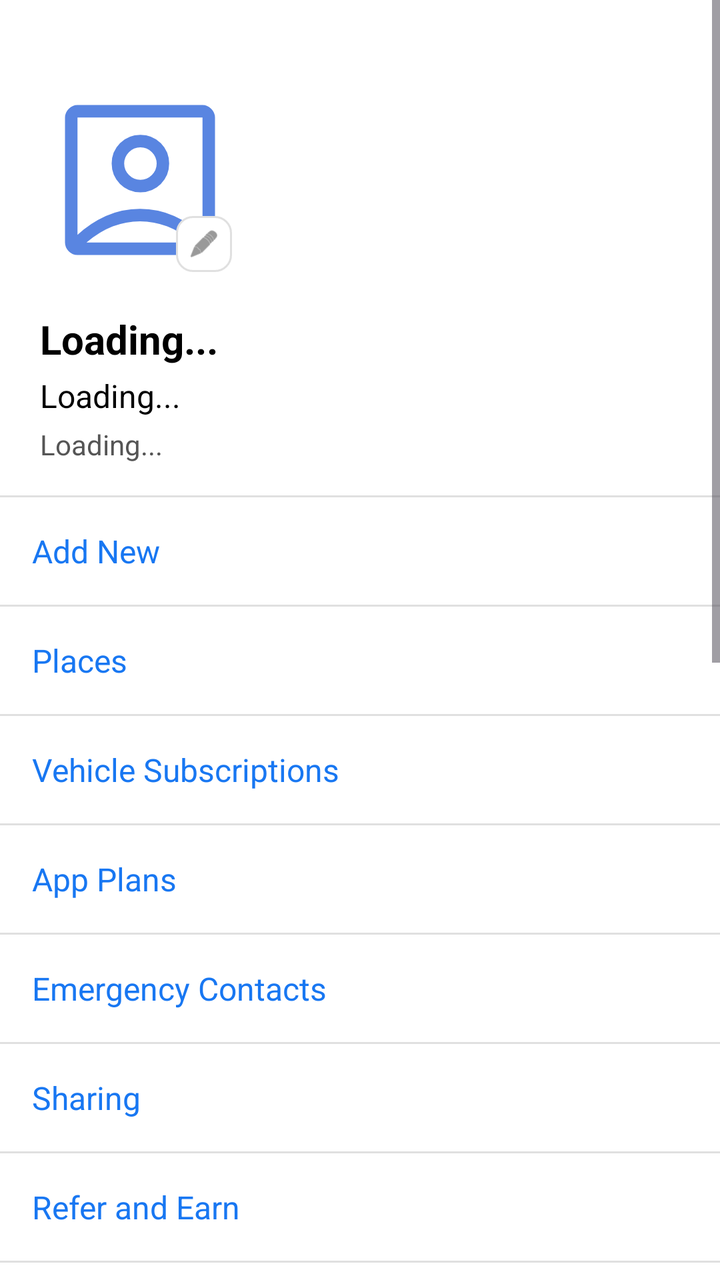
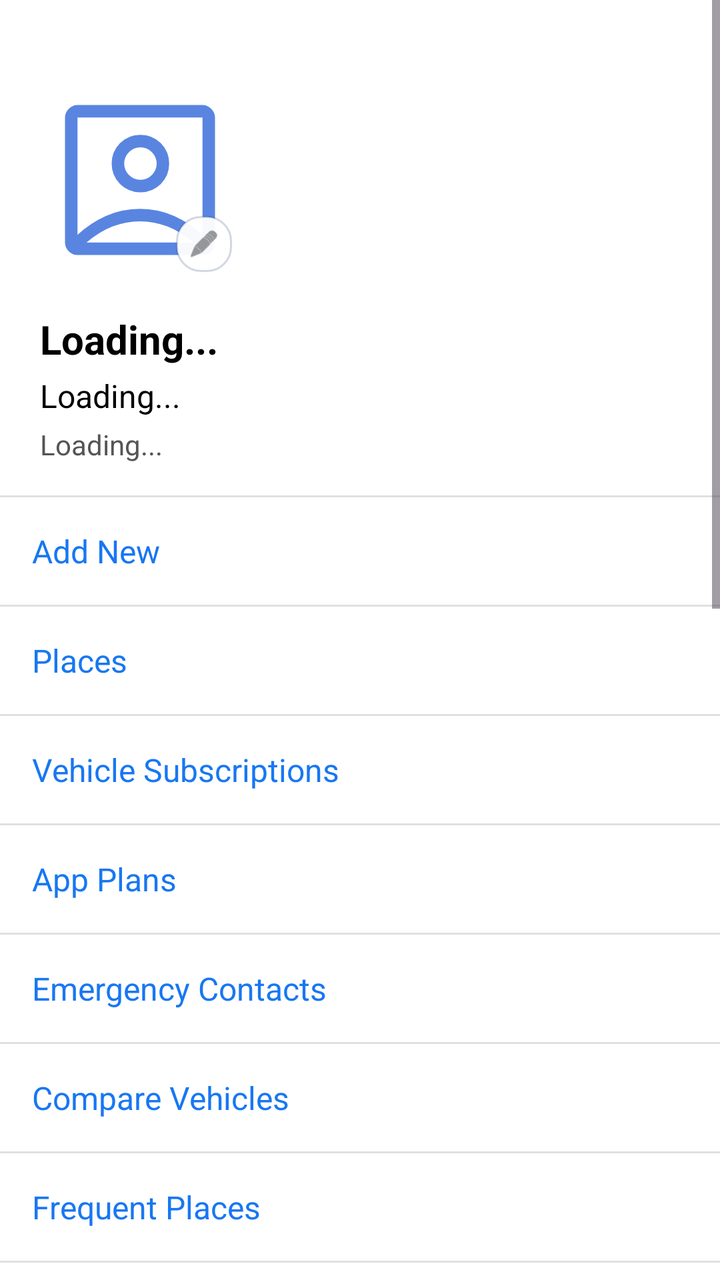

Screens rendered from an Android XML layout before and after an edit, with the pre-edit source and the edit as a unified diff.
<!-- AndroidManifest.xml: application theme Theme.LetsTrackLanka -->
<!-- res/layout/layout_drawer_menu.xml -->
<?xml version="1.0" encoding="utf-8"?>
<ScrollView xmlns:android="http://schemas.android.com/apk/res/android"
    xmlns:app="http://schemas.android.com/apk/res-auto"
    android:layout_width="300dp"
    android:layout_height="match_parent"
    android:layout_gravity="start"
    android:background="#FFFFFF"
    android:fillViewport="true">

    <LinearLayout
        android:layout_width="match_parent"
        android:layout_height="wrap_content"
        android:orientation="vertical"
        android:paddingTop="40dp"
        android:paddingBottom="20dp">

        
        <RelativeLayout
            android:layout_width="100dp"
            android:layout_height="100dp"
            android:layout_marginStart="20dp">

            <ImageView
                android:id="@+id/imgProfilePic"
                android:layout_width="match_parent"
                android:layout_height="match_parent"
                android:src="@drawable/ic_default_profile" />

            
            <ImageView
                android:id="@+id/ivEditProfileMenu"
                android:layout_width="28dp"
                android:layout_height="28dp"
                android:layout_alignParentEnd="true"
                android:layout_alignParentBottom="true"
                android:layout_marginEnd="4dp"
                android:layout_marginBottom="4dp"
                android:background="@drawable/bg_edit_text_rounded"
                android:padding="6dp"
                android:src="@android:drawable/ic_menu_edit"
                app:tint="#555555" />
        </RelativeLayout>

        
        <TextView
            android:id="@+id/tvDrawerName"
            android:layout_width="wrap_content"
            android:layout_height="wrap_content"
            android:layout_marginStart="20dp"
            android:layout_marginTop="16dp"
            android:text="Loading..."
            android:textColor="#000000"
            android:textSize="20sp"
            android:textStyle="bold" />

        <TextView
            android:id="@+id/tvDrawerPhone"
            android:layout_width="wrap_content"
            android:layout_height="wrap_content"
            android:layout_marginStart="20dp"
            android:layout_marginTop="4dp"
            android:text="Loading..."
            android:textColor="#000000"
            android:textSize="16sp" />

        <TextView
            android:id="@+id/tvDrawerEmail"
            android:layout_width="wrap_content"
            android:layout_height="wrap_content"
            android:layout_marginStart="20dp"
            android:layout_marginTop="4dp"
            android:text="Loading..."
            android:textColor="#555555"
            android:textSize="14sp" />

        <View
            android:layout_width="match_parent"
            android:layout_height="1dp"
            android:layout_marginTop="16dp"
            android:background="#E0E0E0" />

        
        <TextView android:layout_width="match_parent" android:layout_height="wrap_content" android:padding="16dp" android:id="@+id/btnMenuAddNew"
            android:text="Add New" android:textColor="#1877F2" android:textSize="16sp" />
        <View android:layout_width="match_parent" android:layout_height="1dp" android:background="#E0E0E0" />

        <TextView android:layout_width="match_parent" android:layout_height="wrap_content" android:padding="16dp" android:id="@+id/btnMenuPlaces"
            android:text="Places" android:textColor="#1877F2" android:textSize="16sp" />
        <View android:layout_width="match_parent" android:layout_height="1dp" android:background="#E0E0E0" />

        <TextView android:layout_width="match_parent" android:layout_height="wrap_content" android:padding="16dp" android:id="@+id/btnMenuVehicleSubs"
            android:text="Vehicle Subscriptions" android:textColor="#1877F2" android:textSize="16sp" />
        <View android:layout_width="match_parent" android:layout_height="1dp" android:background="#E0E0E0" />

        <TextView android:layout_width="match_parent" android:layout_height="wrap_content" android:padding="16dp" android:id="@+id/btnMenuAppSubs"
            android:text="App Plans" android:textColor="#1877F2" android:textSize="16sp" />
        <View android:layout_width="match_parent" android:layout_height="1dp" android:background="#E0E0E0" />

        
        <TextView android:layout_width="match_parent" android:layout_height="wrap_content" android:padding="16dp" android:id="@+id/btnMenuEmergencyContacts"
            android:text="Emergency Contacts" android:textColor="#1877F2" android:textSize="16sp" />
        <View android:layout_width="match_parent" android:layout_height="1dp" android:background="#E0E0E0" />

        <TextView android:layout_width="match_parent" android:layout_height="wrap_content" android:padding="16dp" android:id="@+id/btnMenuSharing"
            android:text="Sharing" android:textColor="#1877F2" android:textSize="16sp" />
        <View android:layout_width="match_parent" android:layout_height="1dp" android:background="#E0E0E0" />

        <TextView android:layout_width="match_parent" android:layout_height="wrap_content" android:padding="16dp" android:id="@+id/btnMenuRefer"
            android:text="Refer and Earn" android:textColor="#1877F2" android:textSize="16sp" />
        <View android:layout_width="match_parent" android:layout_height="1dp" android:background="#E0E0E0" />

        <TextView android:layout_width="match_parent" android:layout_height="wrap_content" android:padding="16dp" android:id="@+id/btnMenuVoiceTrack"
            android:text="VoiceTrack with Alexa" android:textColor="#1877F2" android:textSize="16sp" />
        <View android:layout_width="match_parent" android:layout_height="1dp" android:background="#E0E0E0" />

        
        <TextView android:layout_width="match_parent" android:layout_height="wrap_content" android:padding="16dp" android:id="@+id/btnMenuShop"
            android:text="Shop" android:textColor="#D32F2F" android:textSize="16sp" />
        <View android:layout_width="match_parent" android:layout_height="1dp" android:background="#E0E0E0" />

        
        <TextView android:layout_width="match_parent" android:layout_height="wrap_content" android:padding="16dp" android:id="@+id/btnMenuReports"
            android:text="Reports" android:textColor="#000000" android:textSize="16sp" />
        <View android:layout_width="match_parent" android:layout_height="1dp" android:background="#E0E0E0" />

        <TextView android:layout_width="match_parent" android:layout_height="wrap_content" android:padding="16dp" android:id="@+id/btnMenuHelpVideos"
            android:text="Help Videos" android:textColor="#000000" android:textSize="16sp" />
        <View android:layout_width="match_parent" android:layout_height="1dp" android:background="#E0E0E0" />

        <TextView android:layout_width="match_parent" android:layout_height="wrap_content" android:padding="16dp" android:id="@+id/btnMenuSettings"
            android:text="Settings" android:textColor="#000000" android:textSize="16sp" />
        <View android:layout_width="match_parent" android:layout_height="1dp" android:background="#E0E0E0" />

        <TextView android:layout_width="match_parent" android:layout_height="wrap_content" android:padding="16dp" android:id="@+id/btnMenuChatSupport"
            android:text="Chat &amp; Support" android:textColor="#000000" android:textSize="16sp" />
        <View android:layout_width="match_parent" android:layout_height="1dp" android:background="#E0E0E0" />

        <TextView android:layout_width="match_parent" android:layout_height="wrap_content" android:padding="16dp" android:id="@+id/btnMenuComplaints"
            android:text="My Complaints" android:textColor="#000000" android:textSize="16sp" />
        <View android:layout_width="match_parent" android:layout_height="1dp" android:background="#E0E0E0" />

        <TextView android:layout_width="match_parent" android:layout_height="wrap_content" android:padding="16dp" android:id="@+id/btnMenuPrivacy"
            android:text="Privacy &amp; Security" android:textColor="#000000" android:textSize="16sp" />
        <View android:layout_width="match_parent" android:layout_height="1dp" android:background="#E0E0E0" />

        <TextView android:layout_width="match_parent" android:layout_height="wrap_content" android:padding="16dp" android:id="@+id/btnMenuDeleteAccount"
            android:text="Delete account" android:textColor="#000000" android:textSize="16sp" />
        <View android:layout_width="match_parent" android:layout_height="1dp" android:background="#E0E0E0" />

        
        <TextView
            android:id="@+id/tvLogOut"
            android:layout_width="match_parent"
            android:layout_height="wrap_content"
            android:padding="16dp"
            android:text="Log out"
            android:textColor="#000000"
            android:textSize="16sp" />

        <TextView
            android:layout_width="match_parent"
            android:layout_height="wrap_content"
            android:layout_marginTop="20dp"
            android:gravity="center"
            android:text="App Version 5.1.60"
            android:textColor="#999999"
            android:textSize="14sp" />
    </LinearLayout>
</ScrollView>
<!-- resources referenced by this layout -->
<resources>
  <!-- drawable bg_edit_text_rounded (drawable) -->
  <?xml version="1.0" encoding="utf-8"?>
  <shape xmlns:android="http://schemas.android.com/apk/res/android">
      <solid android:color="#FFFFFF" />
      <corners android:radius="8dp" />
      <stroke android:width="1dp" android:color="#E0E0E0" />
  </shape>
  <!-- drawable ic_default_profile (drawable) -->
  <vector xmlns:android="http://schemas.android.com/apk/res/android"
      android:width="48dp"
      android:height="48dp"
      android:viewportWidth="960"
      android:viewportHeight="960">
    <path
        android:pathData="M180,743q60,-56 136,-90.5T480,618q88,0 164,34.5T780,743v-563L180,180v563ZM580,499q40,-40 40,-98t-40,-98q-40,-40 -98,-40t-98,40q-40,40 -40,98t40,98q40,40 98,40t98,-40ZM180,840q-24,0 -42,-18t-18,-42v-600q0,-24 18,-42t42,-18h600q24,0 42,18t18,42v600q0,24 -18,42t-42,18L180,840ZM223,780h513q-62,-53 -125.5,-77.5T480,678q-67,0 -130.5,24.5T223,780ZM427,456q-23,-23 -23,-55t23,-55q23,-23 55,-23t55,23q23,23 23,55t-23,55q-23,23 -55,23t-55,-23ZM480,461Z"
        android:fillColor="#5985E1"/>
  </vector>
  <style name="Theme.LetsTrackLanka" parent="Base.Theme.LetsTrackLanka" />
  <style name="Base.Theme.LetsTrackLanka" parent="Theme.Material3.DayNight.NoActionBar">
          <item name="colorPrimary">@color/brand_primary</item>
          <item name="colorPrimaryDark">@color/brand_primary</item>
          <item name="colorOnPrimary">@color/text_on_dark</item>
          <item name="colorSecondary">@color/brand_accent</item>
          <item name="colorOnSecondary">@color/text_on_dark</item>
  
          
          <item name="android:statusBarColor">@color/brand_primary</item>
          <item name="android:navigationBarColor">@color/surface_white</item>
      </style>
  <color name="brand_primary">#0A2463</color>
  <color name="text_on_dark">#FFFFFF</color>
  <color name="brand_accent">#1877F2</color>
  <color name="surface_white">#FFFFFF</color>
</resources>

<!-- the commit's change to res/layout/layout_drawer_menu.xml (unified diff, before → after) -->
@@ -101,6 +101,14 @@
             android:text="Emergency Contacts" android:textColor="#1877F2" android:textSize="16sp" />
         <View android:layout_width="match_parent" android:layout_height="1dp" android:background="#E0E0E0" />
 
+        <TextView android:layout_width="match_parent" android:layout_height="wrap_content" android:padding="16dp" android:id="@+id/btnMenuCompare"
+            android:text="@string/menu_compare" android:textColor="#1877F2" android:textSize="16sp" />
+        <View android:layout_width="match_parent" android:layout_height="1dp" android:background="#E0E0E0" />
+
+        <TextView android:layout_width="match_parent" android:layout_height="wrap_content" android:padding="16dp" android:id="@+id/btnMenuFrequentPlaces"
+            android:text="@string/menu_frequent_places" android:textColor="#1877F2" android:textSize="16sp" />
+        <View android:layout_width="match_parent" android:layout_height="1dp" android:background="#E0E0E0" />
+
         <TextView android:layout_width="match_parent" android:layout_height="wrap_content" android:padding="16dp" android:id="@+id/btnMenuSharing"
             android:text="Sharing" android:textColor="#1877F2" android:textSize="16sp" />
         <View android:layout_width="match_parent" android:layout_height="1dp" android:background="#E0E0E0" />
<!-- resource entries referenced after the edit -->
@@ -2,10 +2,10 @@
 <resources>
   <!-- drawable bg_edit_text_rounded (drawable) -->
   <?xml version="1.0" encoding="utf-8"?>
-  <shape xmlns:android="http://schemas.android.com/apk/res/android">
-      <solid android:color="#FFFFFF" />
-      <corners android:radius="8dp" />
-      <stroke android:width="1dp" android:color="#E0E0E0" />
+  <shape xmlns:android="http://schemas.android.com/apk/res/android" android:shape="rectangle">
+      <solid android:color="#F2FFFFFF" />
+      <corners android:radius="12dp" />
+      <stroke android:width="1dp" android:color="#2E0A2463" />
   </shape>
   <!-- drawable ic_default_profile (drawable) -->
   <vector xmlns:android="http://schemas.android.com/apk/res/android"
@@ -17,6 +17,8 @@
         android:pathData="M180,743q60,-56 136,-90.5T480,618q88,0 164,34.5T780,743v-563L180,180v563ZM580,499q40,-40 40,-98t-40,-98q-40,-40 -98,-40t-98,40q-40,40 -40,98t40,98q40,40 98,40t98,-40ZM180,840q-24,0 -42,-18t-18,-42v-600q0,-24 18,-42t42,-18h600q24,0 42,18t18,42v600q0,24 -18,42t-42,18L180,840ZM223,780h513q-62,-53 -125.5,-77.5T480,678q-67,0 -130.5,24.5T223,780ZM427,456q-23,-23 -23,-55t23,-55q23,-23 55,-23t55,23q23,23 23,55t-23,55q-23,23 -55,23t-55,-23ZM480,461Z"
         android:fillColor="#5985E1"/>
   </vector>
+  <string name="menu_compare">Compare Vehicles</string>
+  <string name="menu_frequent_places">Frequent Places</string>
   <style name="Theme.LetsTrackLanka" parent="Base.Theme.LetsTrackLanka" />
   <style name="Base.Theme.LetsTrackLanka" parent="Theme.Material3.DayNight.NoActionBar">
           <item name="colorPrimary">@color/brand_primary</item>
@@ -28,10 +30,29 @@
           
           <item name="android:statusBarColor">@color/brand_primary</item>
           <item name="android:navigationBarColor">@color/surface_white</item>
+  
+          
+          <item name="android:windowBackground">@drawable/bg_app_gradient</item>
+          <item name="bottomSheetDialogTheme">@style/ThemeOverlay.ShaloTrack.BottomSheetDialog</item>
       </style>
   <color name="brand_primary">#0A2463</color>
   <color name="text_on_dark">#FFFFFF</color>
   <color name="brand_accent">#1877F2</color>
   <color name="surface_white">#FFFFFF</color>
+  <!-- drawable bg_app_gradient (drawable) -->
+  <?xml version="1.0" encoding="utf-8"?>
+  <shape xmlns:android="http://schemas.android.com/apk/res/android" android:shape="rectangle">
+      <gradient android:angle="270" android:startColor="@color/glass_bg_top" android:endColor="@color/glass_bg_bottom" />
+  </shape>
+  <style name="ThemeOverlay.ShaloTrack.BottomSheetDialog" parent="ThemeOverlay.Material3.BottomSheetDialog">
+          <item name="bottomSheetStyle">@style/Widget.ShaloTrack.BottomSheet</item>
+          <item name="android:backgroundDimAmount">0.32</item>
+      </style>
+  <color name="glass_bg_top">#EAF1FD</color>
+  <color name="glass_bg_bottom">#F8FAFF</color>
+  <style name="Widget.ShaloTrack.BottomSheet" parent="Widget.Material3.BottomSheet.Modal">
+          <item name="backgroundTint">@color/glass_sheet_fill</item>
+      </style>
+  <color name="glass_sheet_fill">#F5FFFFFF</color>
 </resources>
 
